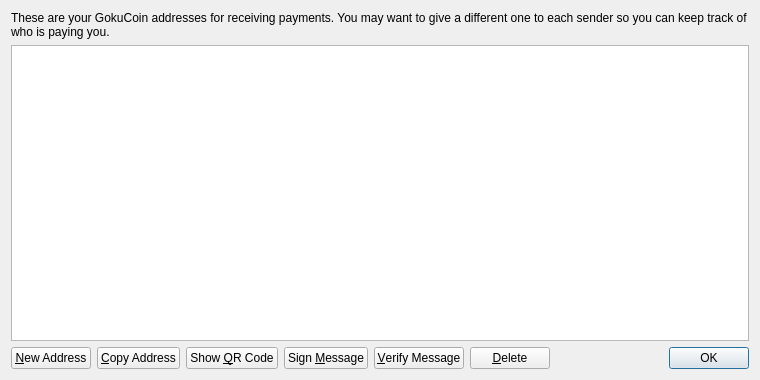
Before: the Qt Designer form src/qt/forms/addressbookpage.ui in spikecoin/SpikeCoin, drawn with Qt 5.
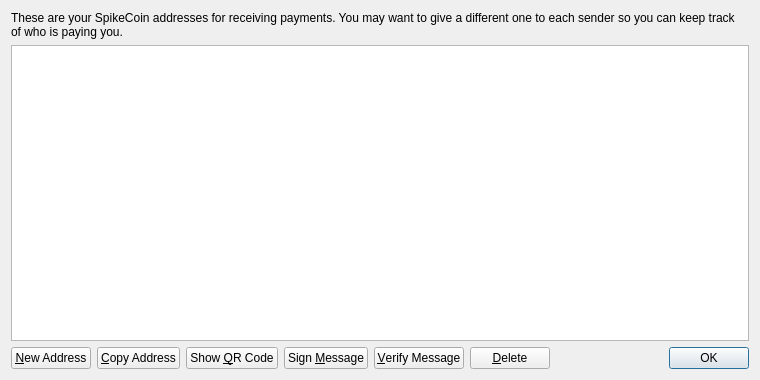
After: the same form once the commit is applied. Icons and pictures are not drawn.

```diff
--- a/src/qt/forms/addressbookpage.ui
+++ b/src/qt/forms/addressbookpage.ui
@@ -17,7 +17,7 @@
    <item>
     <widget class="QLabel" name="labelExplanation">
      <property name="text">
-      <string>These are your GokuCoin addresses for receiving payments. You may want to give a different one to each sender so you can keep track of who is paying you.</string>
+      <string>These are your SpikeCoin addresses for receiving payments. You may want to give a different one to each sender so you can keep track of who is paying you.</string>
      </property>
      <property name="textFormat">
       <enum>Qt::PlainText</enum>
```
Left out of the diff: 4 changed lines with no effect on the pictures.
